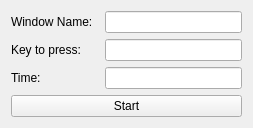
Qt form mainwindow.ui (Ch4s3r/AutoClicker) before a commit.
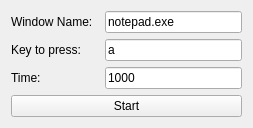
The same form after that commit.

Commit message: 1st working release

What changed in the file:
```diff
--- a/mainwindow.ui
+++ b/mainwindow.ui
@@ -23,7 +23,11 @@
      </widget>
     </item>
     <item row="0" column="2">
-     <widget class="QLineEdit" name="txtWName"/>
+     <widget class="QLineEdit" name="txtWName">
+      <property name="text">
+       <string>notepad.exe</string>
+      </property>
+     </widget>
     </item>
     <item row="1" column="0">
      <widget class="QLabel" name="label_2">
@@ -33,7 +37,11 @@
      </widget>
     </item>
     <item row="1" column="2">
-     <widget class="QLineEdit" name="txtKey"/>
+     <widget class="QLineEdit" name="txtKey">
+      <property name="text">
+       <string>a</string>
+      </property>
+     </widget>
     </item>
     <item row="2" column="0">
      <widget class="QLabel" name="label_3">
@@ -43,7 +51,11 @@
      </widget>
     </item>
     <item row="2" column="2">
-     <widget class="QLineEdit" name="txtTime"/>
+     <widget class="QLineEdit" name="txtTime">
+      <property name="text">
+       <string>1000</string>
+      </property>
+     </widget>
     </item>
     <item row="3" column="0" colspan="3">
      <widget class="QPushButton" name="btnStart">
```
The commit also changes 1 other file.
